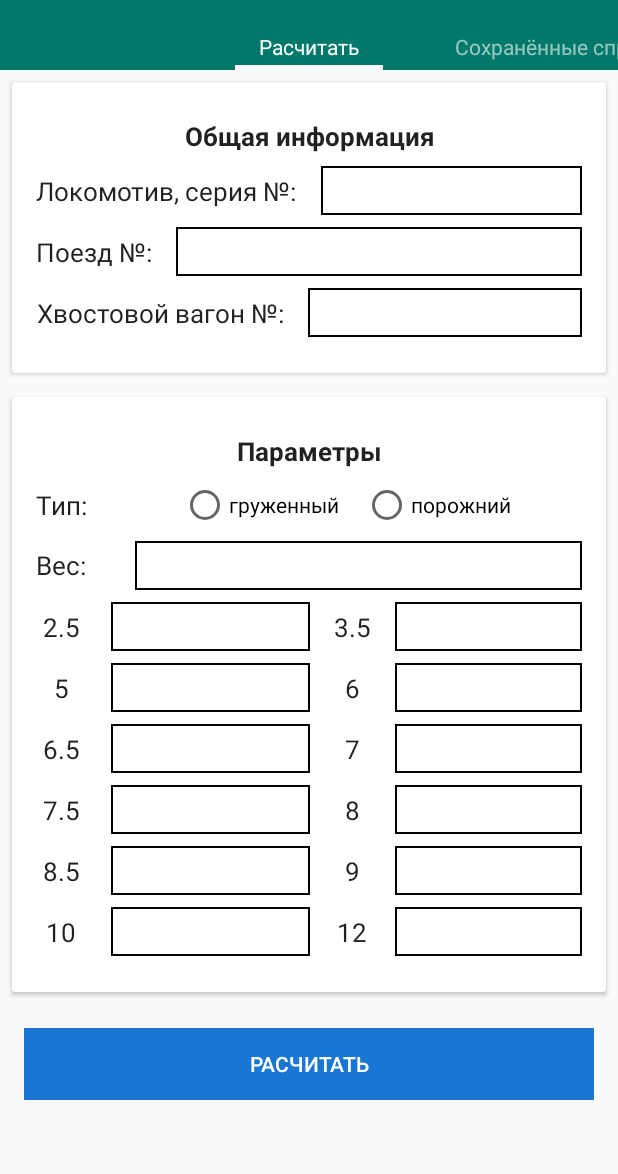
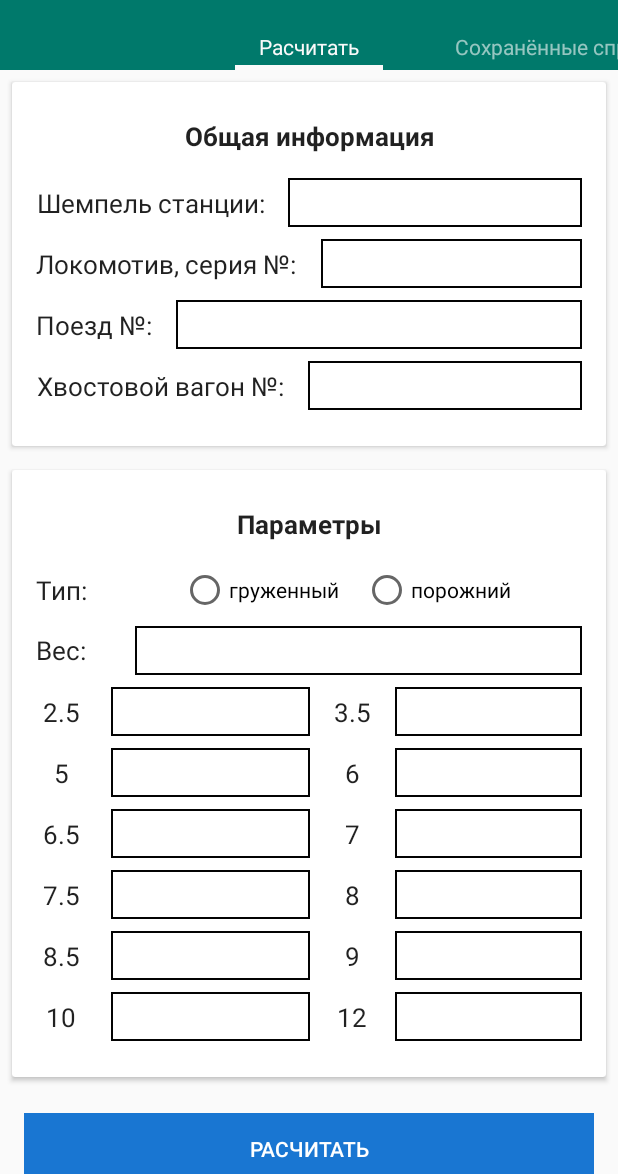
Before and after one commit to vizhev/certificate-vu-45, an Android app: the screen it shows after launch (MainActivity), on a phone screen of 412 x 824 dp, the part 62-1236 px from its top. Run offline under Robolectric (Android 15) with nearby library versions, the phone set to English and light mode, and no system bars; our stand-ins replace Dagger/Hilt's generated code; libraries missing offline, so code that uses them is left out: com.ironz.binaryprefs; 6 statements that could not run were skipped.

Commit message:
implement SavedCertificateAdapter

```diff
--- a/app/src/main/java/org/vizhev/certificate/vu/fortyfive/data/AppDataProvider.kt
+++ b/app/src/main/java/org/vizhev/certificate/vu/fortyfive/data/AppDataProvider.kt
@@ -3,10 +3,12 @@ package org.vizhev.certificate.vu.fortyfive.data
 import org.vizhev.certificate.vu.fortyfive.data.api.Calculator
 import org.vizhev.certificate.vu.fortyfive.data.prefs.PreferencesHelper
 
-class AppDataProvider(
+class AppDataProvider (
         private val calculator: Calculator,
         private val preferencesHelper: PreferencesHelper
 ) : DataProvider {
 
-
+    override fun getCalculator(): Calculator {
+        return calculator
+    }
 }
--- a/app/src/main/java/org/vizhev/certificate/vu/fortyfive/data/DataProvider.kt
+++ b/app/src/main/java/org/vizhev/certificate/vu/fortyfive/data/DataProvider.kt
@@ -1,4 +1,8 @@
 package org.vizhev.certificate.vu.fortyfive.data
 
+import org.vizhev.certificate.vu.fortyfive.data.api.Calculator
+
 interface DataProvider {
+
+    fun getCalculator(): Calculator
 }
--- a/app/src/main/java/org/vizhev/certificate/vu/fortyfive/di/components/ActivityComponent.kt
+++ b/app/src/main/java/org/vizhev/certificate/vu/fortyfive/di/components/ActivityComponent.kt
@@ -10,4 +10,5 @@ import org.vizhev.certificate.vu.fortyfive.ui.main.MainActivity
 interface ActivityComponent {
 
     fun inject(mainActivity: MainActivity)
+
 }
--- a/app/src/main/java/org/vizhev/certificate/vu/fortyfive/ui/main/MainActivity.kt
+++ b/app/src/main/java/org/vizhev/certificate/vu/fortyfive/ui/main/MainActivity.kt
@@ -4,7 +4,6 @@ import android.os.Bundle
 import android.view.Menu
 import android.view.WindowManager
 import androidx.appcompat.app.AppCompatActivity
-import androidx.appcompat.widget.Toolbar
 import androidx.viewpager.widget.ViewPager
 import kotlinx.android.synthetic.main.activity_main.*
 import org.vizhev.certificate.vu.fortyfive.App
@@ -23,18 +22,19 @@ class MainActivity : AppCompatActivity() {
     lateinit var mViewModelFactory: ViewModelFactory
 
     override fun onCreate(savedInstanceState: Bundle?) {
+        DaggerActivityComponent.builder()
+                .applicationComponent((application as App).getApplicationComponent())
+                .activityModule(ActivityModule())
+                .build()
+                .inject(this)
         super.onCreate(savedInstanceState)
         setContentView(R.layout.activity_main)
-        DaggerActivityComponent.builder()
-            .applicationComponent((application as App).getApplicationComponent())
-            .activityModule(ActivityModule())
-            .build()
-            .inject(this)
         this.window.setSoftInputMode(WindowManager.LayoutParams.SOFT_INPUT_STATE_ALWAYS_HIDDEN)
-        val toolbar = findViewById<Toolbar>(R.id.toolbar)
         setSupportActionBar(toolbar)
-        vp_main.adapter = PagedAdapter(this, supportFragmentManager)
-        vp_main.addOnPageChangeListener(createOnPageListener())
+        vp_main.apply {
+            adapter = PagerAdapter(context, supportFragmentManager)
+            addOnPageChangeListener(createOnPageListener())
+        }
     }
 
     override fun onBackPressed() {
@@ -50,7 +50,8 @@ class MainActivity : AppCompatActivity() {
     override fun onCreateOptionsMenu(menu: Menu?): Boolean {
         menuInflater.inflate(R.menu.main_menu, menu)
         mMenu = menu!!
-        showMenuAction(vp_main.adapter!!.getPageTitle(0).toString())
+        val fragmentTitle = vp_main.adapter!!.getPageTitle(0).toString()
+        showMenuAction(fragmentTitle)
         return true
     }
 
@@ -82,7 +83,8 @@ class MainActivity : AppCompatActivity() {
             }
 
             override fun onPageSelected(position: Int) {
-                showMenuAction(vp_main.adapter!!.getPageTitle(position).toString())
+                val fragmentTitle = vp_main.adapter!!.getPageTitle(0).toString()
+                showMenuAction(fragmentTitle)
             }
         }
     }
--- a/app/src/main/java/org/vizhev/certificate/vu/fortyfive/ui/main/PagedAdapter.kt
+++ b/app/src/main/java/org/vizhev/certificate/vu/fortyfive/ui/main/PagerAdapter.kt
@@ -8,7 +8,7 @@ import org.vizhev.certificate.vu.fortyfive.R
 import org.vizhev.certificate.vu.fortyfive.ui.calculation.CalculationFragment
 import org.vizhev.certificate.vu.fortyfive.ui.savedcertificates.SavedCertificatesFragment
 
-class PagedAdapter(private val context: Context, fragmentManager: FragmentManager) : FragmentPagerAdapter(fragmentManager) {
+class PagerAdapter(private val context: Context, fragmentManager: FragmentManager) : FragmentPagerAdapter(fragmentManager) {
 
     override fun getItem(position: Int): Fragment {
         return when (position) {
--- a/app/src/main/java/org/vizhev/certificate/vu/fortyfive/ui/savedcertificates/SavedCertificatesFragment.kt
+++ b/app/src/main/java/org/vizhev/certificate/vu/fortyfive/ui/savedcertificates/SavedCertificatesFragment.kt
@@ -1,26 +1,42 @@
 package org.vizhev.certificate.vu.fortyfive.ui.savedcertificates
 
+import android.content.Context
 import android.os.Bundle
 import android.view.LayoutInflater
 import android.view.View
 import android.view.ViewGroup
 import androidx.fragment.app.Fragment
+import androidx.lifecycle.ViewModelProviders
+import androidx.recyclerview.widget.LinearLayoutManager
+import kotlinx.android.synthetic.main.fragment_saved_certificates.*
 import org.vizhev.certificate.vu.fortyfive.R
+import org.vizhev.certificate.vu.fortyfive.ui.main.MainActivity
 import org.vizhev.certificate.vu.fortyfive.ui.main.MainViewModel
 
 class SavedCertificatesFragment : Fragment() {
 
     private lateinit var mMainViewModel: MainViewModel
 
-    companion object {
+    /*companion object {
         const val TAG: String = "SavedCertificatesFragment"
-    }
+    }*/
 
-    override fun onCreate(savedInstanceState: Bundle?) {
-        super.onCreate(savedInstanceState)
+    override fun onAttach(context: Context) {
+        super.onAttach(context)
+        mMainViewModel = ViewModelProviders
+                .of(this, (context as MainActivity).getViewModelFactory())
+                .get(MainViewModel::class.java)
     }
 
     override fun onCreateView(inflater: LayoutInflater, container: ViewGroup?, savedInstanceState: Bundle?): View? {
         return inflater.inflate(R.layout.fragment_saved_certificates, container, false)
     }
+
+    override fun onViewCreated(view: View, savedInstanceState: Bundle?) {
+        super.onViewCreated(view, savedInstanceState)
+        rv_saved_certificates.apply {
+            layoutManager = LinearLayoutManager(context)
+            adapter = mMainViewModel.getSavedCertificatesAdapter()
+        }
+    }
 }
--- a/app/src/main/res/layout/activity_main.xml
+++ b/app/src/main/res/layout/activity_main.xml
@@ -1,10 +1,12 @@
 <?xml version="1.0" encoding="utf-8"?>
 
 <LinearLayout xmlns:android="http://schemas.android.com/apk/res/android"
+    xmlns:tools="http://schemas.android.com/tools"
     android:layout_width="match_parent"
     android:layout_height="match_parent"
     android:animateLayoutChanges="true"
-    android:orientation="vertical">
+    android:orientation="vertical"
+    tools:context=".ui.main.MainActivity">
 
     <androidx.appcompat.widget.Toolbar
         android:id="@+id/toolbar"
@@ -12,24 +14,6 @@
         android:layout_height="?actionBarSize"
         android:background="?attr/colorPrimary"
         android:theme="@style/ThemeOverlay.AppCompat.Dark.ActionBar" />
-
-    <!-- <com.google.android.material.tabs.TabLayout
-         android:id="@+id/tl_main"
-         android:layout_width="match_parent"
-         android:layout_height="wrap_content" />
-
-     <androidx.viewpager.widget.ViewPager xmlns:android="http://schemas.android.com/apk/res/android"
-         android:id="@+id/vp_main"
-         android:layout_width="match_parent"
-         android:layout_height="match_parent">
-
-         <androidx.viewpager.widget.PagerTabStrip
-             android:layout_width="match_parent"
-             android:layout_height="wrap_content"
-             android:background="@color/colorPrimary"
-             android:textColor="?android:colorBackground" />
-
-     </androidx.viewpager.widget.ViewPager>-->
 
     <androidx.viewpager.widget.ViewPager xmlns:android="http://schemas.android.com/apk/res/android"
         android:id="@+id/vp_main"
--- a/app/src/main/res/layout/fragment_calculation.xml
+++ b/app/src/main/res/layout/fragment_calculation.xml
@@ -2,8 +2,10 @@
 
 <androidx.constraintlayout.widget.ConstraintLayout xmlns:android="http://schemas.android.com/apk/res/android"
     xmlns:app="http://schemas.android.com/apk/res-auto"
+    xmlns:tools="http://schemas.android.com/tools"
     android:layout_width="match_parent"
-    android:layout_height="match_parent">
+    android:layout_height="match_parent"
+    tools:context=".ui.main.MainActivity">
 
     <ScrollView
         android:id="@+id/sv_calculation"
@@ -17,8 +19,8 @@
         <LinearLayout
             android:layout_width="match_parent"
             android:layout_height="wrap_content"
-            android:orientation="vertical"
-            android:animateLayoutChanges="true">
+            android:animateLayoutChanges="true"
+            android:orientation="vertical">
 
             <include layout="@layout/item_set_data_general" />
 
@@ -39,7 +41,7 @@
                 android:layout_marginRight="16dp"
                 android:layout_marginBottom="24dp"
                 android:background="@color/colorAccent"
-                android:text="Расчитать"
+                android:text="@string/calculation_fragment_btn_calculate"
                 android:textColor="@android:color/white" />
 
         </LinearLayout>
--- a/app/src/main/res/layout/fragment_saved_certificates.xml
+++ b/app/src/main/res/layout/fragment_saved_certificates.xml
@@ -1,7 +1,9 @@
 <?xml version="1.0" encoding="utf-8"?>
 <androidx.recyclerview.widget.RecyclerView xmlns:android="http://schemas.android.com/apk/res/android"
+    xmlns:tools="http://schemas.android.com/tools"
     android:id="@+id/rv_saved_certificates"
     android:layout_width="match_parent"
-    android:layout_height="match_parent">
+    android:layout_height="match_parent"
+    tools:context=".ui.main.MainActivity">
 
 </androidx.recyclerview.widget.RecyclerView>
--- a/app/src/main/res/layout/item_set_data_general.xml
+++ b/app/src/main/res/layout/item_set_data_general.xml
@@ -1,7 +1,6 @@
 <?xml version="1.0" encoding="utf-8"?>
 <androidx.cardview.widget.CardView xmlns:android="http://schemas.android.com/apk/res/android"
     xmlns:app="http://schemas.android.com/apk/res-auto"
-    xmlns:tools="http://schemas.android.com/tools"
     android:id="@+id/cv_set_data_general"
     android:layout_width="match_parent"
     android:layout_height="wrap_content"
@@ -21,11 +20,7 @@
             android:id="@+id/tv_general_title"
             android:layout_width="match_parent"
             android:layout_height="wrap_content"
-            android:layout_marginStart="8dp"
-            android:layout_marginLeft="8dp"
-            android:layout_marginTop="8dp"
-            android:layout_marginEnd="8dp"
-            android:layout_marginRight="8dp"
+            android:layout_margin="8dp"
             android:gravity="center"
             android:text="@string/general_title"
             android:textColor="?android:textColorPrimary"
@@ -37,6 +32,42 @@
             android:id="@+id/cl_set_data_general"
             android:layout_width="match_parent"
             android:layout_height="match_parent">
+
+            <TextView
+                android:id="@+id/tv_general_station_stamp"
+                android:layout_width="wrap_content"
+                android:layout_height="wrap_content"
+                android:layout_marginStart="16dp"
+                android:layout_marginLeft="16dp"
+                android:gravity="center"
+                android:text="@string/general_station_stamp"
+                android:textColor="?android:textColorPrimary"
+                android:textSize="17sp"
+                app:layout_constraintBottom_toBottomOf="@+id/et_general_station_stamp"
+                app:layout_constraintStart_toStartOf="parent"
+                app:layout_constraintTop_toTopOf="@+id/et_general_station_stamp" />
+
+            <EditText
+                android:id="@+id/et_general_station_stamp"
+                android:layout_width="0dp"
+                android:layout_height="wrap_content"
+                android:layout_marginStart="16dp"
+                android:layout_marginLeft="16dp"
+                android:layout_marginTop="8dp"
+                android:layout_marginEnd="16dp"
+                android:layout_marginRight="16dp"
+                android:background="@drawable/ic_background_rectangle"
+                android:ems="10"
+                android:gravity="center"
+                android:imeOptions="flagNoExtractUi"
+                android:inputType="text"
+                android:maxLength="9"
+                android:padding="4dp"
+                android:textColor="@color/colorInputDataText"
+                android:textSize="18sp"
+                app:layout_constraintEnd_toEndOf="parent"
+                app:layout_constraintStart_toEndOf="@+id/tv_general_station_stamp"
+                app:layout_constraintTop_toTopOf="parent" />
 
             <TextView
                 android:id="@+id/tv_general_locomotive_series"
@@ -72,7 +103,7 @@
                 android:textSize="18sp"
                 app:layout_constraintEnd_toEndOf="parent"
                 app:layout_constraintStart_toEndOf="@+id/tv_general_locomotive_series"
-                app:layout_constraintTop_toTopOf="parent" />
+                app:layout_constraintTop_toBottomOf="@+id/et_general_station_stamp" />
 
             <TextView
                 android:id="@+id/tv_train_number"
--- a/app/src/main/res/layout/item_set_data_params.xml
+++ b/app/src/main/res/layout/item_set_data_params.xml
@@ -20,11 +20,7 @@
             android:id="@+id/tv_params_title"
             android:layout_width="match_parent"
             android:layout_height="wrap_content"
-            android:layout_marginStart="8dp"
-            android:layout_marginLeft="8dp"
-            android:layout_marginTop="8dp"
-            android:layout_marginEnd="8dp"
-            android:layout_marginRight="8dp"
+            android:layout_margin="8dp"
             android:gravity="center"
             android:text="@string/params_title"
             android:textColor="?android:textColorPrimary"
--- a/app/src/main/res/values/strings.xml
+++ b/app/src/main/res/values/strings.xml
@@ -11,10 +11,11 @@
 
     <!--CalculationFragment-->
     <string name="calculation_fragment_title">Расчитать</string>
+    <string name="calculation_fragment_btn_calculate">Расчитать</string>
 
     <!--item_set_data_general-->
     <string name="general_title">Общая информация</string>
-    <string name="general_date">Дата:</string>
+    <string name="general_station_stamp">Шемпель станции:</string>
     <string name="general_locomotive_series">Локомотив, серия №:</string>
     <string name="general_train_number">Поезд №:</string>
     <string name="general_tail_wagon_number">Хвостовой вагон №:</string>
```
Also changed, not shown: app/src/main/java/org/vizhev/certificate/vu/fortyfive/data/api/AppCalculator.kt (+28 -29 lines), app/src/main/java/org/vizhev/certificate/vu/fortyfive/dataclasses/CertificateData.kt (+4 -4 lines), app/src/main/java/org/vizhev/certificate/vu/fortyfive/ui/calculation/CalculationFragment.kt (+20 -4 lines), app/src/main/java/org/vizhev/certificate/vu/fortyfive/ui/main/MainViewModel.kt (+30 -4 lines), app/src/main/java/org/vizhev/certificate/vu/fortyfive/ui/savedcertificates/SavedCertificatesAdapter.kt (added, +37 -0 lines).
